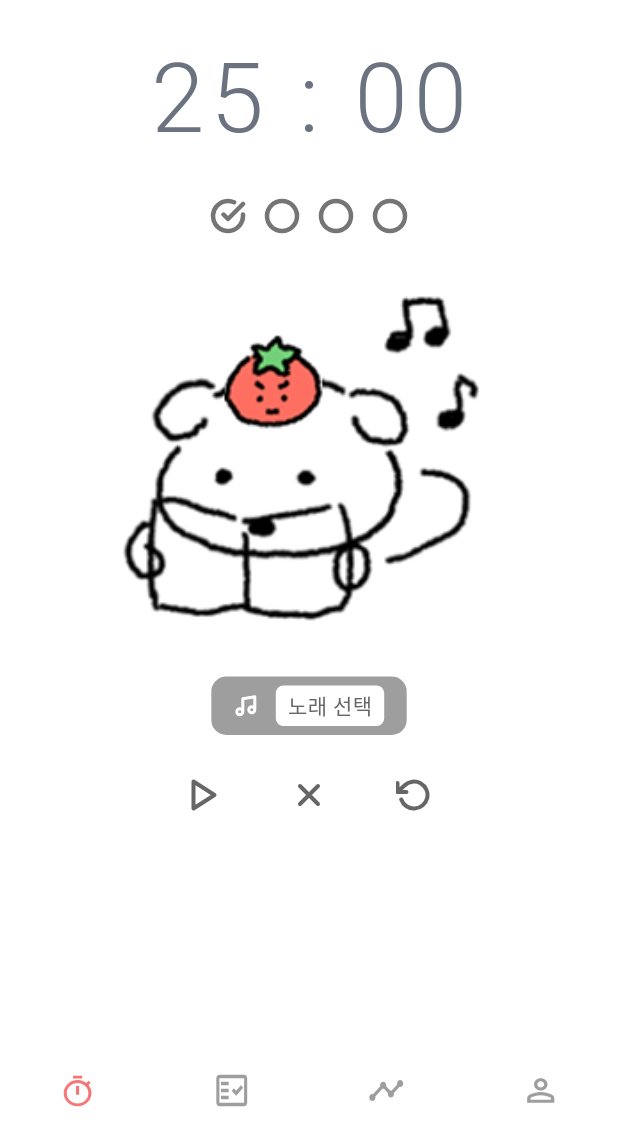
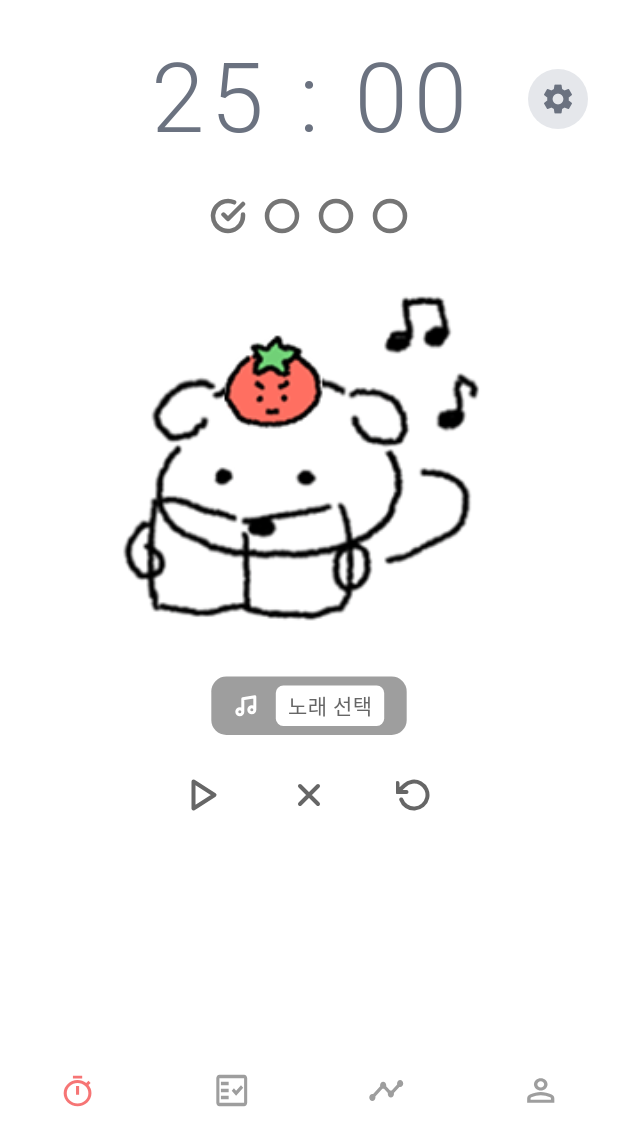
Before and after one commit to solve-z/TimeDog_Test, a Flutter app: the screen it shows after launch, on a phone screen of 412 x 824 dp, the part 93-1236 px from its top. Run offline on Flutter 3.47's test engine with Material 3 defaults, Android fonts, the phone set to English and light mode, and no system bars; our stand-ins replace flutter_riverpod, flutter_svg, shared_preferences; Roboto replaces fonts that are missing (OmyuPretty).

Commit message:
feat: 타이머 수정 다이얼로그 추가

```diff
--- a/lib/screen/main/tab/timer/s_timer.dart
+++ b/lib/screen/main/tab/timer/s_timer.dart
@@ -4,6 +4,7 @@ import 'package:flutter_svg/flutter_svg.dart';
 import 'f_character_animation.dart';
 import 'timer_notifier.dart';
 import 'vo/vo_timer.dart';
+import 'd_timer_settings.dart';
 
 class TimerScreen extends ConsumerWidget {
   const TimerScreen({super.key});
@@ -14,14 +15,14 @@ class TimerScreen extends ConsumerWidget {
     return Scaffold(
       backgroundColor: Colors.white,
       body: SafeArea(
-        child: Padding(
-          padding: const EdgeInsets.symmetric(horizontal: 20, vertical: 10),
         child: Column(
           children: [
-              const SizedBox(height: 20),
+            const SizedBox(height: 30),
 
             // 모드 및 할일 영역
-              Row(
+            Padding(
+              padding: const EdgeInsets.symmetric(horizontal: 20),
+              child: Row(
                 mainAxisAlignment: MainAxisAlignment.spaceBetween,
                 children: [
                   GestureDetector(
@@ -73,10 +74,14 @@ class TimerScreen extends ConsumerWidget {
                   const SizedBox(width: 50),
                 ],
               ),
+            ),
             const SizedBox(height: 20),
 
             // 타이머 표시
-              Text(
+            Stack(
+              children: [
+                Center(
+                  child: Text(
                     timerState.formattedTime,
                     style: const TextStyle(
                       fontFamily: 'OmyuPretty',
@@ -85,6 +90,38 @@ class TimerScreen extends ConsumerWidget {
                       color: Color(0xFF6B7280),
                       letterSpacing: 4,
                     ),
+                  ),
+                ),
+                if (timerState.mode == TimerMode.pomodoro)
+                  Positioned(
+                    right: 20,
+                    top: 0,
+                    bottom: 0,
+                    child: Center(
+                      child: GestureDetector(
+                        onTap: () {
+                          showDialog(
+                            context: context,
+                            builder: (context) => const TimerSettingsDialog(),
+                          );
+                        },
+                        child: Container(
+                          width: 40,
+                          height: 40,
+                          decoration: BoxDecoration(
+                            color: const Color(0xFFE5E7EB),
+                            shape: BoxShape.circle,
+                          ),
+                          child: const Icon(
+                            Icons.settings,
+                            size: 24,
+                            color: Color(0xFF6B7280),
+                          ),
+                        ),
+                      ),
+                    ),
+                  ),
+              ],
             ),
               const SizedBox(height: 20),
 
@@ -109,7 +146,9 @@ class TimerScreen extends ConsumerWidget {
               const SizedBox(height: 15),
 
               // 노래 선택 버튼
-              Container(
+              Padding(
+                padding: const EdgeInsets.symmetric(horizontal: 20),
+                child: Container(
                   padding: const EdgeInsets.symmetric(
                     horizontal: 15,
                     vertical: 6,
@@ -153,10 +192,13 @@ class TimerScreen extends ConsumerWidget {
                     ],
                   ),
                 ),
+              ),
               const SizedBox(height: 15),
 
               // 컨트롤 버튼들
-              Row(
+              Padding(
+                padding: const EdgeInsets.symmetric(horizontal: 20),
+                child: Row(
                   mainAxisAlignment: MainAxisAlignment.center,
                   children: [
                   _buildControlButton(
@@ -188,8 +230,8 @@ class TimerScreen extends ConsumerWidget {
                   ),
                 ],
                 ),
+              ),
           ],
-          ),
         ),
       ),
     );
```
Also changed, not shown: lib/screen/main/tab/timer/d_timer_settings.dart (added, +218 -0 lines). Lines whose indentation alone changed are shown as unchanged.
